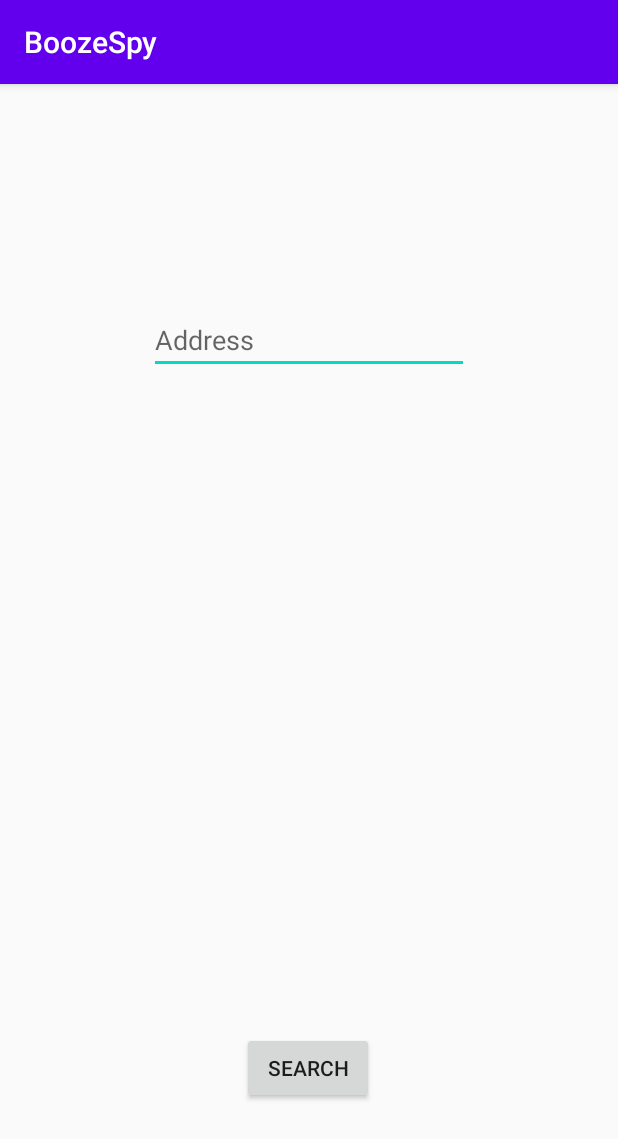
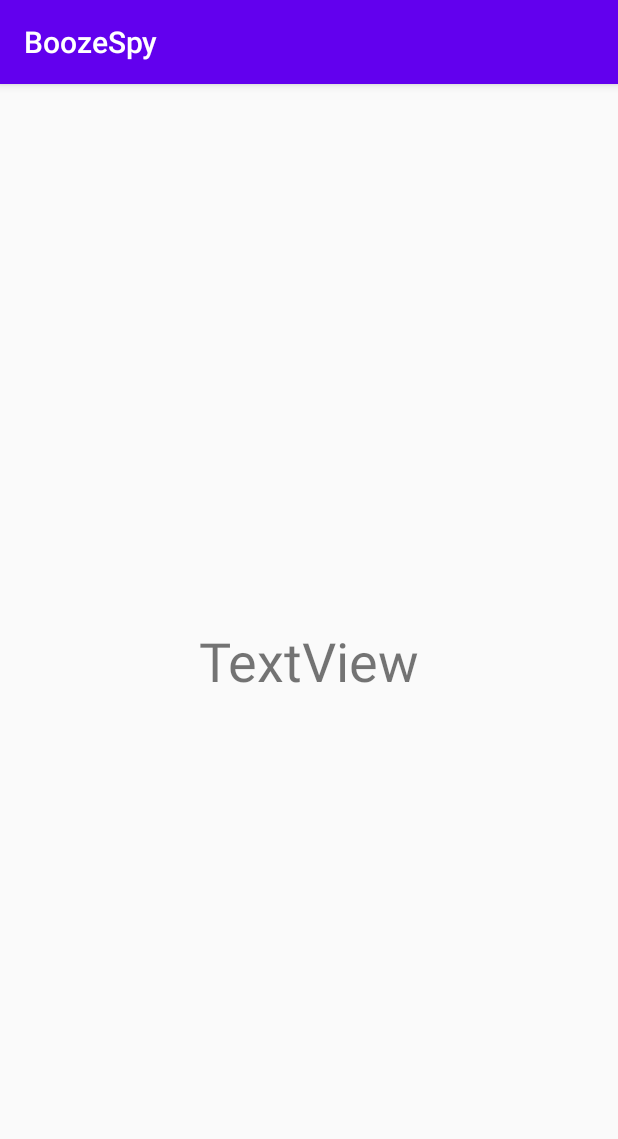
Before and after one commit to seanmoir/COSC345-Project, an Android app: the screen it shows after launch (MainActivity), on a phone screen of 412 x 824 dp. Shown: the top 1139 px of the screen. Run offline under Robolectric (Android 15) with nearby library versions, the phone set to English and light mode, and no system bars.

Commit message:
location data working

```diff
--- a/app/build.gradle
+++ b/app/build.gradle
@@ -25,10 +25,12 @@ android {
 
 dependencies {
     implementation fileTree(dir: 'libs', include: ['*.jar'])
-
     implementation 'androidx.appcompat:appcompat:1.1.0'
     implementation 'androidx.constraintlayout:constraintlayout:1.1.3'
     testImplementation 'junit:junit:4.12'
     androidTestImplementation 'androidx.test.ext:junit:1.1.1'
     androidTestImplementation 'androidx.test.espresso:espresso-core:3.2.0'
+
+    //Google API for location services
+    implementation 'com.google.android.gms:play-services-location:17.0.0'
 }
--- a/app/src/main/AndroidManifest.xml
+++ b/app/src/main/AndroidManifest.xml
@@ -1,6 +1,9 @@
 <?xml version="1.0" encoding="utf-8"?>
 <manifest xmlns:android="http://schemas.android.com/apk/res/android"
           package="com.app.boozespy">
+
+    <!-- Need location to compare distance of stores -->
+    <uses-permission android:name="android.permission.ACCESS_FINE_LOCATION"/>
 
     <application
             android:allowBackup="true"
@@ -9,6 +12,12 @@
             android:roundIcon="@mipmap/ic_launcher_round"
             android:supportsRtl="true"
             android:theme="@style/AppTheme">
+
+        <service
+                android:name="MainActivity"
+                android:foregroundServiceType="location">
+        </service>
+
         <activity android:name=".MainActivity">
             <intent-filter>
                 <action android:name="android.intent.action.MAIN"/>
@@ -16,6 +25,7 @@
                 <category android:name="android.intent.category.LAUNCHER"/>
             </intent-filter>
         </activity>
+
     </application>
 
 </manifest>
--- a/app/src/main/java/com/app/boozespy/MainActivity.java
+++ b/app/src/main/java/com/app/boozespy/MainActivity.java
@@ -1,21 +1,45 @@
 package com.app.boozespy;
 
-import android.view.View;
-import android.widget.EditText;
+import android.location.Location;
+import android.widget.TextView;
+import androidx.annotation.NonNull;
 import androidx.appcompat.app.AppCompatActivity;
 import android.os.Bundle;
+import com.google.android.gms.location.FusedLocationProviderClient;
+import com.google.android.gms.location.LocationServices;
+import com.google.android.gms.tasks.OnFailureListener;
+import com.google.android.gms.tasks.OnSuccessListener;
 
 public class MainActivity extends AppCompatActivity {
-    private String address = "";
+    private FusedLocationProviderClient locationClient;
 
     @Override
     protected void onCreate(Bundle savedInstanceState) {
         super.onCreate(savedInstanceState);
         setContentView(R.layout.activity_main);
+        locationClient = LocationServices.getFusedLocationProviderClient(this);
+
+        final TextView gpsLocation = findViewById(R.id.gpsPrintOut);
+
+        locationClient.getLastLocation()
+                //print why failed to get location to stdout for debugging purposes
+                .addOnFailureListener(this, new OnFailureListener() {
+                    @Override
+                    public void onFailure(@NonNull Exception e) {
+                        System.out.println(e);
+                    }
+                })
+
+                .addOnSuccessListener(this, new OnSuccessListener<Location>() {
+                    @Override
+                    public void onSuccess(Location location) {
+                        // Got last known location. In some rare situations this can be null.
+                        if (location != null) {
+                            gpsLocation.setText(location.toString());
+                        } else {
+                            gpsLocation.setText("NULL");
+                        }
+                    }
+                });
     }
-     public void onEnterAddress(View view) {
-         EditText editBox = findViewById(R.id.address);
-         address = editBox.getText().toString();
-         System.out.println(address);
-     }
 }
--- a/app/src/main/res/layout/activity_main.xml
+++ b/app/src/main/res/layout/activity_main.xml
@@ -7,28 +7,14 @@
         android:layout_height="match_parent"
         tools:context=".MainActivity">
 
-    <EditText
+    <TextView
+            android:text="TextView"
             android:layout_width="wrap_content"
             android:layout_height="wrap_content"
-            android:inputType="textPostalAddress"
-            android:ems="10"
-            android:id="@+id/address"
+            android:id="@+id/gpsPrintOut"
+            android:textSize="36sp"
             app:layout_constraintStart_toStartOf="parent"
             app:layout_constraintEnd_toEndOf="parent"
             app:layout_constraintTop_toTopOf="parent"
-            android:layout_marginTop="148dp"
-            android:hint="Address"
-            android:imeOptions="actionSearch"/>
-
-    <Button
-            android:text="search"
-            android:layout_width="wrap_content"
-            android:layout_height="wrap_content"
-            android:id="@+id/button2"
-            app:layout_constraintBottom_toBottomOf="parent"
-            app:layout_constraintStart_toStartOf="parent"
-            app:layout_constraintEnd_toEndOf="parent"
-            app:layout_constraintHorizontal_bias="0.498"
-            android:layout_marginBottom="88dp"
-            android:onClick="onEnterAddress"/>
+            app:layout_constraintBottom_toBottomOf="parent"/>
 </androidx.constraintlayout.widget.ConstraintLayout>
```
